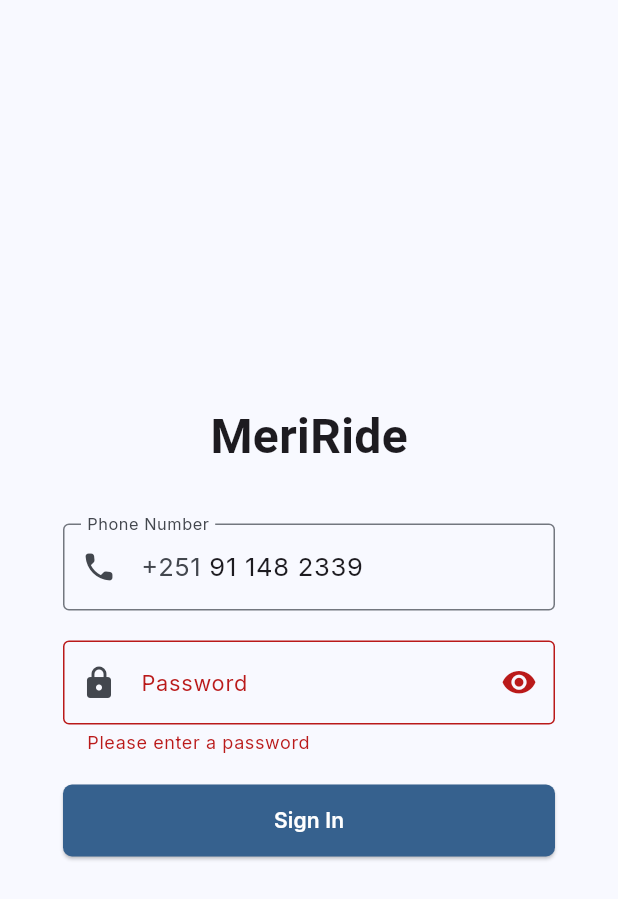
After one commit to hadamard-2/MeriRide, a Flutter app: the PhoneNumLogin screen opened directly, after a tap on "Sign In", on a phone screen of 412 x 824 dp. The commit adds this screen. Shown: the top 899 px of the screen. Run offline on Flutter 3.47's test engine with Material 3 defaults, Android fonts, the phone set to English and light mode, and no system bars; our stand-ins replace country_picker, file_picker, firebase_auth, firebase_core, google_fonts; missing offline and left inert: dotted_dashed_line; accounts and stored records are empty.

Commit message:
added validation on user auth
- added a read-only variation of phone num text field for phone num login
- fully designed phone num login UI with validation
- modularized password field widget by extracting it into a separate file

```diff
--- /dev/null
+++ b/lib/my_password_field.dart
@@ -0,0 +1,37 @@
+import 'package:flutter/material.dart';
+
+class MyPasswordField extends StatefulWidget {
+  final String label;
+  const MyPasswordField({super.key, required this.label});
+
+  @override
+  State<MyPasswordField> createState() => _MyPasswordFieldState();
+}
+
+class _MyPasswordFieldState extends State<MyPasswordField> {
+  bool passwordVisible = false;
+
+  @override
+  Widget build(BuildContext context) {
+    return TextFormField(
+      obscureText: !passwordVisible,
+      decoration: InputDecoration(
+        prefixIcon: const Icon(Icons.lock_rounded),
+        suffixIcon: InkWell(
+          onTap: () => setState(() => passwordVisible = !passwordVisible),
+          child: const Icon(Icons.visibility_rounded),
+        ),
+        labelText: widget.label,
+        border: const OutlineInputBorder(),
+      ),
+      validator: (value) {
+        if (value == null || value.isEmpty) {
+          return 'Please enter a password';
+        } else if (value.length < 6) {
+          return 'Password must be at least 6 characters';
+        }
+        return null;
+      },
+    );
+  }
+}
--- /dev/null
+++ b/lib/phone_num_login.dart
@@ -0,0 +1,66 @@
+import 'package:flutter/material.dart';
+import 'package:google_fonts/google_fonts.dart';
+import 'package:meri_ride/my_password_field.dart';
+import 'package:meri_ride/phone_num_text_field.dart';
+
+class PhoneNumLogin extends StatelessWidget {
+  final String? phoneNum;
+  const PhoneNumLogin({super.key, this.phoneNum});
+
+  @override
+  Widget build(BuildContext context) {
+    final formKey = GlobalKey<FormState>();
+    var phoneNumController = TextEditingController(text: phoneNum);
+
+    return Scaffold(
+      body: Form(
+        key: formKey,
+        child: Padding(
+          padding: const EdgeInsets.symmetric(horizontal: 42, vertical: 20),
+          child: Column(
+            mainAxisAlignment: MainAxisAlignment.center,
+            spacing: 20,
+            children: [
+              Padding(
+                padding: const EdgeInsets.symmetric(vertical: 15),
+                child: Text(
+                  'MeriRide',
+                  style: GoogleFonts.titilliumWeb(
+                    fontSize: 32,
+                    fontWeight: FontWeight.w600,
+                  ),
+                ),
+              ),
+              PhoneNumTextField(phoneNumController: phoneNumController),
+              const MyPasswordField(label: 'Password'),
+              SizedBox(
+                width: double.infinity,
+                height: 48,
+                child: ElevatedButton(
+                  onPressed: () {
+                    if (formKey.currentState?.validate() ?? false) {
+                      // send login credentials to the backend and wait for approval
+                    }
+                  },
+                  style: ElevatedButton.styleFrom(
+                    backgroundColor: Theme.of(context).colorScheme.primary,
+                    shape: RoundedRectangleBorder(
+                      borderRadius: BorderRadius.circular(6),
+                    ),
+                  ),
+                  child: const Text(
+                    'Sign In',
+                    style: TextStyle(
+                      color: Colors.white,
+                      fontWeight: FontWeight.w600,
+                    ),
+                  ),
+                ),
+              ),
+            ],
+          ),
+        ),
+      ),
+    );
+  }
+}
--- a/lib/phone_num_text_field.dart
+++ b/lib/phone_num_text_field.dart
@@ -1,7 +1,6 @@
 import 'package:flutter/material.dart';
 import 'package:flutter/services.dart';
 import 'package:google_fonts/google_fonts.dart';
-import 'package:meri_ride/user_auth.dart';
 
 class PhoneNumTextField extends StatelessWidget {
   const PhoneNumTextField({
@@ -14,6 +13,8 @@
   @override
   Widget build(BuildContext context) {
     return TextFormField(
+      controller: phoneNumController,
+      readOnly: phoneNumController.text.isNotEmpty,
       style: GoogleFonts.inter(fontSize: 17),
       keyboardType: const TextInputType.numberWithOptions(),
       inputFormatters: [
@@ -21,13 +22,38 @@
         LengthLimitingTextInputFormatter(9),
         PhoneNumberInputFormatter(),
       ],
-      controller: phoneNumController,
       decoration: const InputDecoration(
         prefixIcon: Icon(Icons.phone_rounded),
         prefixText: '+251 ',
         labelText: 'Phone Number',
         border: OutlineInputBorder(),
       ),
+      validator: (value) {
+        value = value?.replaceAll(' ', '');
+        if (value == null || value.isEmpty) {
+          return 'Please enter your phone number';
+        } else if (value.length != 9) {
+          return 'Phone number must be 9 digits';
+        }
+        return null;
+      },
     );
   }
 }
+
+class PhoneNumberInputFormatter extends TextInputFormatter {
+  @override
+  TextEditingValue formatEditUpdate(
+      TextEditingValue oldValue, TextEditingValue newValue) {
+    String digits = newValue.text.replaceAll(' ', ''); // Remove spaces
+    final buffer = StringBuffer();
+    for (int i = 0; i < digits.length; i++) {
+      if (i == 2 || i == 5) buffer.write(' '); // Add spaces at the right spots
+      buffer.write(digits[i]);
+    }
+    return TextEditingValue(
+      text: buffer.toString(),
+      selection: TextSelection.collapsed(offset: buffer.length),
+    );
+  }
+}
```
Also changed, not shown: lib/driver_form_steps/driver_info.dart (+35 -32 lines), lib/main.dart (+3 -49 lines), lib/user_auth.dart (+6 -20 lines).
